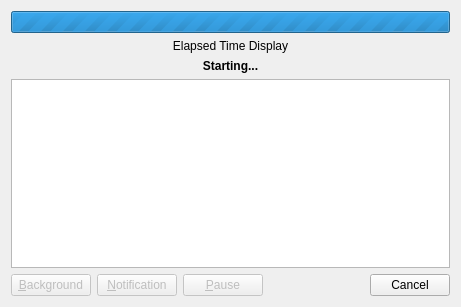
Old version of the form createprogress.ui in the repository animetosho/ParParGUI.
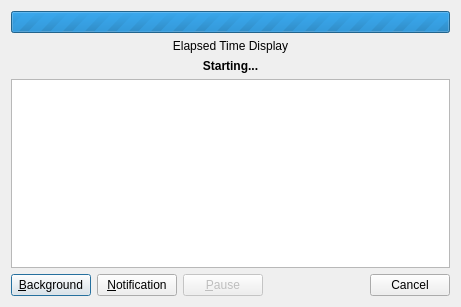
New version of the form.

Diff of the .ui file:
```diff
--- a/createprogress.ui
+++ b/createprogress.ui
@@ -84,9 +84,6 @@
     <layout class="QHBoxLayout" name="horizontalLayout">
      <item>
       <widget class="QPushButton" name="btnBackground">
-       <property name="enabled">
-        <bool>false</bool>
-       </property>
        <property name="toolTip">
         <string>Run at a lower priority to reduce impact on system processor</string>
        </property>
@@ -100,9 +97,6 @@
      </item>
      <item>
       <widget class="QPushButton" name="btnNotify">
-       <property name="enabled">
-        <bool>false</bool>
-       </property>
        <property name="toolTip">
         <string>Emit a notification once the process completes</string>
        </property>
```
